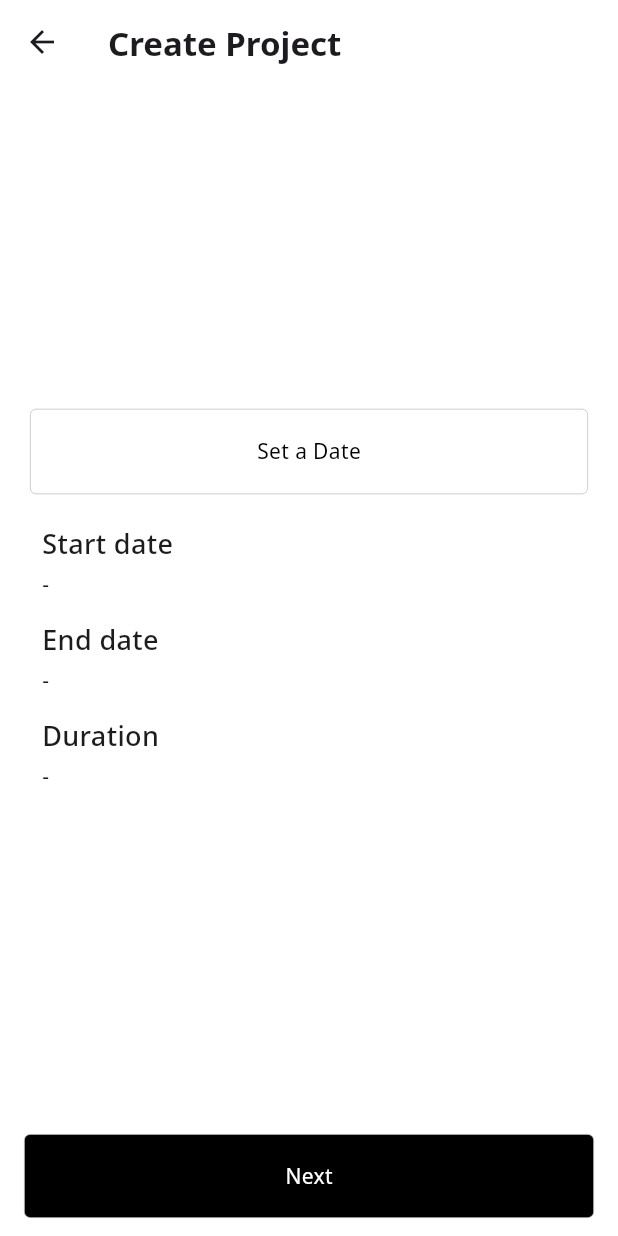
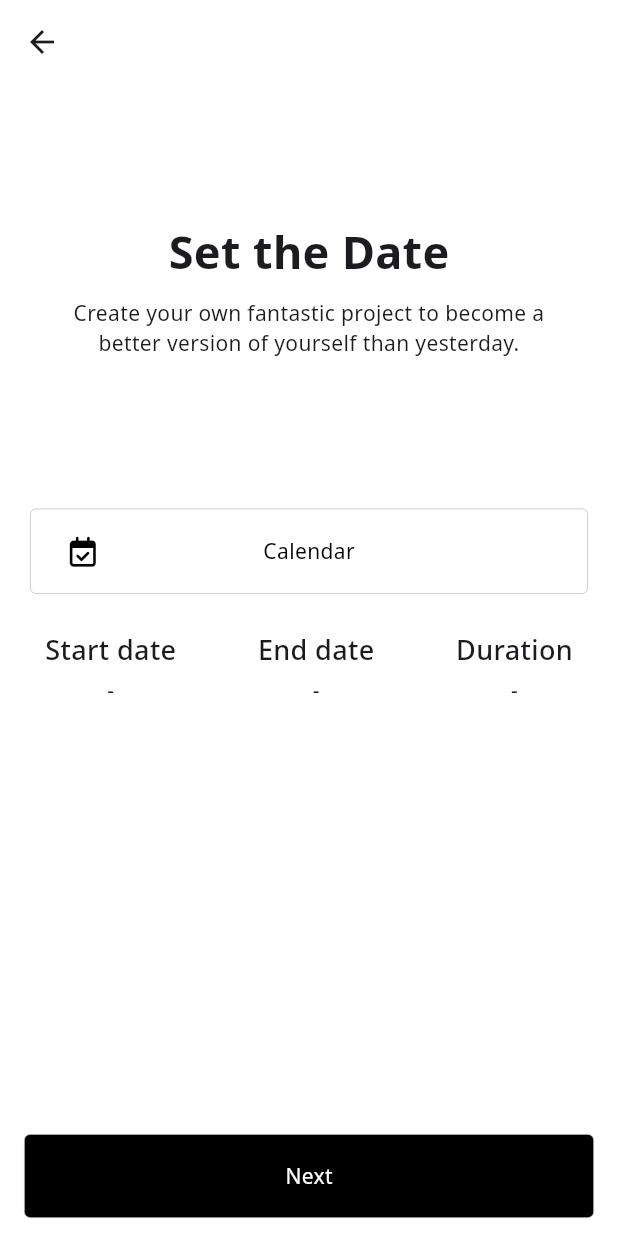
Before and after one commit to shinung-han/din, a Flutter app: the AddProjectScreen screen opened directly, on a phone screen of 412 x 824 dp. Run offline on Flutter 3.47's test engine with Material 2 defaults, Android fonts, the light colour scheme and no system bars; our stand-ins replace firebase_auth, firebase_core, flutter_riverpod, font_awesome_flutter, go_router, smooth_page_indicator; accounts and stored records are empty.

Commit message:
modify add project screen

```diff
--- a/lib/add_project_screen.dart
+++ b/lib/add_project_screen.dart
@@ -1,8 +1,9 @@
 import 'package:din/cards_screen.dart';
 import 'package:din/common/widgets/common_button.dart';
 import 'package:din/constants/gaps.dart';
-import 'package:din/constants/sizes.dart';
+import 'package:din/features/authentication/widgets/auth_header.dart';
 import 'package:flutter/material.dart';
+import 'package:font_awesome_flutter/font_awesome_flutter.dart';
 import 'package:intl/intl.dart';
 
 class AddProjectScreen extends StatefulWidget {
@@ -70,28 +71,37 @@ class _AddProjectScreenState extends State<AddProjectScreen> {
 
     return Scaffold(
       appBar: AppBar(
-        title: const Text(
-          'Create Project',
-          style: TextStyle(
-            fontWeight: FontWeight.bold,
-          ),
-        ),
+          // title: const Text(
+          //   'Create Project',
+          //   style: TextStyle(
+          //     fontWeight: FontWeight.bold,
+          //   ),
+          // ),
           ),
       body: Padding(
-        padding: const EdgeInsets.all(Sizes.size20),
+        padding: const EdgeInsets.symmetric(
+          horizontal: 20,
+          vertical: 10,
+        ),
         child: Column(
-          mainAxisAlignment: MainAxisAlignment.center,
           crossAxisAlignment: CrossAxisAlignment.start,
           children: [
-            CommonButton(
-              text: 'Set a Date',
-              onTap: _pickDateRange,
+            const AuthHeader(
+              title: 'Set the Date',
+              subTitle:
+                  'Create your own fantastic project to become a better version of yourself than yesterday.',
             ),
             Gaps.v20,
-            Padding(
-              padding: const EdgeInsets.only(left: Sizes.size8),
-              child: Column(
-                crossAxisAlignment: CrossAxisAlignment.start,
+            CommonButton(
+              text: 'Calendar',
+              onTap: _pickDateRange,
+              icon: FontAwesomeIcons.calendarCheck,
+            ),
+            Gaps.v24,
+            Row(
+              mainAxisAlignment: MainAxisAlignment.spaceAround,
+              children: [
+                Column(
                   children: [
                     const Text(
                       'Start date',
@@ -99,23 +109,33 @@ class _AddProjectScreenState extends State<AddProjectScreen> {
                     ),
                     Gaps.v4,
                     Text(start == end ? '-' : DateFormat.yMd().format(start)),
-                  Gaps.v14,
+                  ],
+                ),
+                Gaps.h14,
+                Column(
+                  children: [
                     const Text(
                       'End date',
                       style: textStyle,
                     ),
                     Gaps.v4,
                     Text(start == end ? '-' : DateFormat.yMd().format(end)),
-                  Gaps.v14,
+                  ],
+                ),
+                Gaps.h14,
+                Column(
+                  children: [
                     const Text(
                       'Duration',
                       style: textStyle,
                     ),
                     Gaps.v4,
-                  Text(
-                      start == end ? '-' : 'For ${difference.inDays + 1} days'),
+                    Text(start == end
+                        ? '-'
+                        : 'For ${difference.inDays + 1} days'),
                   ],
                 ),
+              ],
             )
           ],
         ),
--- a/lib/features/users/profile_screen.dart
+++ b/lib/features/users/profile_screen.dart
@@ -173,9 +173,9 @@ class _ProfileScreenState extends ConsumerState<ProfileScreen> {
                 // icon: FontAwesomeIcons.arrowRightFromBracket,
                 text: 'Log Out',
                 // bgColor: Colors.redAccent,
-                bgColor: Colors.black,
+                // bgColor: Colors.black,
                 // borderColor: Colors.redAccent,
-                color: Colors.white,
+                // color: Colors.white,
                 onTap: _onLogoutTap,
               ),
               // const AboutListTile(),
```
Lines whose indentation alone changed are shown as unchanged.
